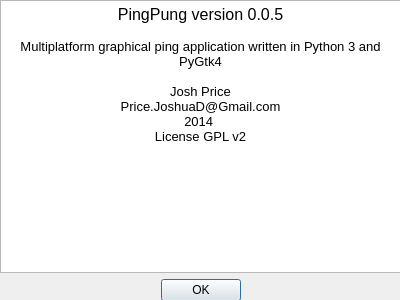
First picture: the form in pingpung/ppui/about.ui, repository RainDogSoftware/pingpung, before the edit.
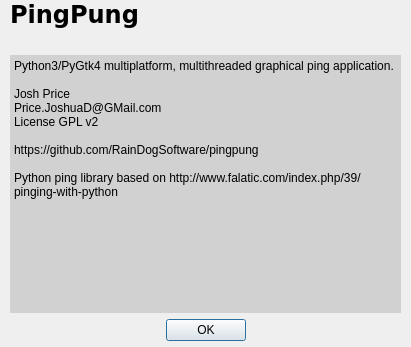
Second picture: the form after the edit.

Commit message: added check to visibly disable audio options on non-windows platforms until i set that up.  Also added VERSION file so that setup.py and the (new) About page can read from that and stay in sync

Diff of the .ui file:
```diff
--- a/pingpung/ppui/about.ui
+++ b/pingpung/ppui/about.ui
@@ -9,8 +9,8 @@
    <rect>
     <x>0</x>
     <y>0</y>
-    <width>400</width>
-    <height>300</height>
+    <width>411</width>
+    <height>347</height>
    </rect>
   </property>
   <property name="windowTitle">
@@ -19,34 +19,121 @@
   <widget class="QWidget" name="verticalLayoutWidget">
    <property name="geometry">
     <rect>
-     <x>0</x>
+     <x>10</x>
      <y>0</y>
-     <width>401</width>
-     <height>301</height>
+     <width>391</width>
+     <height>341</height>
     </rect>
    </property>
    <layout class="QVBoxLayout" name="verticalLayout">
     <item>
-     <widget class="QTextBrowser" name="textBrowser">
-      <property name="acceptDrops">
+     <widget class="QLabel" name="title_label">
+      <property name="font">
+       <font>
+        <family>DejaVu Sans</family>
+        <pointsize>18</pointsize>
+        <weight>75</weight>
+        <bold>true</bold>
+       </font>
+      </property>
+      <property name="text">
+       <string>PingPung</string>
+      </property>
+     </widget>
+    </item>
+    <item>
+     <widget class="QLabel" name="version_label">
+      <property name="text">
+       <string>&lt;VERSION&gt;</string>
+      </property>
+      <property name="wordWrap">
+       <bool>true</bool>
+      </property>
+     </widget>
+    </item>
+    <item>
+     <widget class="QPlainTextEdit" name="plainTextEdit">
+      <property name="palette">
+       <palette>
+        <active>
+         <colorrole role="Light">
+          <brush brushstyle="SolidPattern">
+           <color alpha="255">
+            <red>176</red>
+            <green>176</green>
+            <blue>176</blue>
+           </color>
+          </brush>
+         </colorrole>
+         <colorrole role="Base">
+          <brush brushstyle="SolidPattern">
+           <color alpha="255">
+            <red>209</red>
+            <green>209</green>
+            <blue>209</blue>
+           </color>
+          </brush>
+         </colorrole>
+        </active>
+        <inactive>
+         <colorrole role="Light">
+          <brush brushstyle="SolidPattern">
+           <color alpha="255">
+            <red>176</red>
+            <green>176</green>
+            <blue>176</blue>
+           </color>
+          </brush>
+         </colorrole>
+         <colorrole role="Base">
+          <brush brushstyle="SolidPattern">
+           <color alpha="255">
+            <red>209</red>
+            <green>209</green>
+            <blue>209</blue>
+           </color>
+          </brush>
+         </colorrole>
+        </inactive>
+        <disabled>
+         <colorrole role="Light">
+          <brush brushstyle="SolidPattern">
+           <color alpha="255">
+            <red>176</red>
+            <green>176</green>
+            <blue>176</blue>
+           </color>
+          </brush>
+         </colorrole>
+         <colorrole role="Base">
+          <brush brushstyle="SolidPattern">
+           <color alpha="255">
+            <red>252</red>
+            <green>252</green>
+            <blue>252</blue>
+           </color>
+          </brush>
+         </colorrole>
+        </disabled>
+       </palette>
+      </property>
+      <property name="frameShape">
+       <enum>QFrame::NoFrame</enum>
+      </property>
+      <property name="plainText">
+       <string>Python3/PyGtk4 multiplatform, multithreaded graphical ping application.  
+
+Josh Price
+Price.JoshuaD@GMail.com
+License GPL v2
+
+https://github.com/RainDogSoftware/pingpung
+
+Python ping library based on http://www.falatic.com/index.php/39/pinging-with-python</string>
+      </property>
+      <property name="backgroundVisible">
        <bool>false</bool>
       </property>
-      <property name="html">
-       <string>&lt;!DOCTYPE HTML PUBLIC &quot;-//W3C//DTD HTML 4.0//EN&quot; &quot;http://www.w3.org/TR/REC-html40/strict.dtd&quot;&gt;
-&lt;html&gt;&lt;head&gt;&lt;meta name=&quot;qrichtext&quot; content=&quot;1&quot; /&gt;&lt;style type=&quot;text/css&quot;&gt;
-p, li { white-space: pre-wrap; }
-&lt;/style&gt;&lt;/head&gt;&lt;body style=&quot; font-family:'MS Shell Dlg 2'; font-size:8.25pt; font-weight:400; font-style:normal;&quot;&gt;
-&lt;p align=&quot;center&quot; style=&quot; margin-top:0px; margin-bottom:0px; margin-left:0px; margin-right:0px; -qt-block-indent:0; text-indent:0px;&quot;&gt;&lt;span style=&quot; font-family:'Droid Sans'; font-size:12pt;&quot;&gt;PingPung version 0.0.5&lt;/span&gt;&lt;/p&gt;
-&lt;p align=&quot;center&quot; style=&quot;-qt-paragraph-type:empty; margin-top:0px; margin-bottom:0px; margin-left:0px; margin-right:0px; -qt-block-indent:0; text-indent:0px; font-family:'Droid Sans'; font-size:10pt;&quot;&gt;&lt;br /&gt;&lt;/p&gt;
-&lt;p align=&quot;center&quot; style=&quot; margin-top:0px; margin-bottom:0px; margin-left:0px; margin-right:0px; -qt-block-indent:0; text-indent:0px;&quot;&gt;&lt;span style=&quot; font-family:'Droid Sans'; font-size:10pt;&quot;&gt;Multiplatform graphical ping application written in Python 3 and PyGtk4&lt;/span&gt;&lt;/p&gt;
-&lt;p align=&quot;center&quot; style=&quot;-qt-paragraph-type:empty; margin-top:0px; margin-bottom:0px; margin-left:0px; margin-right:0px; -qt-block-indent:0; text-indent:0px; font-family:'Droid Sans'; font-size:10pt;&quot;&gt;&lt;br /&gt;&lt;/p&gt;
-&lt;p align=&quot;center&quot; style=&quot; margin-top:0px; margin-bottom:0px; margin-left:0px; margin-right:0px; -qt-block-indent:0; text-indent:0px;&quot;&gt;&lt;span style=&quot; font-family:'Droid Sans'; font-size:10pt;&quot;&gt;Josh Price&lt;/span&gt;&lt;/p&gt;
-&lt;p align=&quot;center&quot; style=&quot; margin-top:0px; margin-bottom:0px; margin-left:0px; margin-right:0px; -qt-block-indent:0; text-indent:0px;&quot;&gt;&lt;span style=&quot; font-family:'Droid Sans'; font-size:10pt;&quot;&gt;Price.JoshuaD@Gmail.com&lt;/span&gt;&lt;/p&gt;
-&lt;p align=&quot;center&quot; style=&quot; margin-top:0px; margin-bottom:0px; margin-left:0px; margin-right:0px; -qt-block-indent:0; text-indent:0px;&quot;&gt;&lt;span style=&quot; font-family:'Droid Sans'; font-size:10pt;&quot;&gt;2014 &lt;/span&gt;&lt;/p&gt;
-&lt;p align=&quot;center&quot; style=&quot; margin-top:0px; margin-bottom:0px; margin-left:0px; margin-right:0px; -qt-block-indent:0; text-indent:0px;&quot;&gt;&lt;span style=&quot; font-family:'Droid Sans'; font-size:10pt;&quot;&gt;License GPL v2&lt;/span&gt;&lt;/p&gt;
-&lt;p align=&quot;center&quot; style=&quot;-qt-paragraph-type:empty; margin-top:0px; margin-bottom:0px; margin-left:0px; margin-right:0px; -qt-block-indent:0; text-indent:0px; font-family:'Droid Sans'; font-size:10pt;&quot;&gt;&lt;br /&gt;&lt;/p&gt;
-&lt;p align=&quot;center&quot; style=&quot;-qt-paragraph-type:empty; margin-top:0px; margin-bottom:0px; margin-left:0px; margin-right:0px; -qt-block-indent:0; text-indent:0px; font-family:'Droid Sans'; font-size:10pt;&quot;&gt;&lt;br /&gt;&lt;/p&gt;&lt;/body&gt;&lt;/html&gt;</string>
-      </property>
      </widget>
     </item>
     <item>
```
The commit also changes 4 other files.
